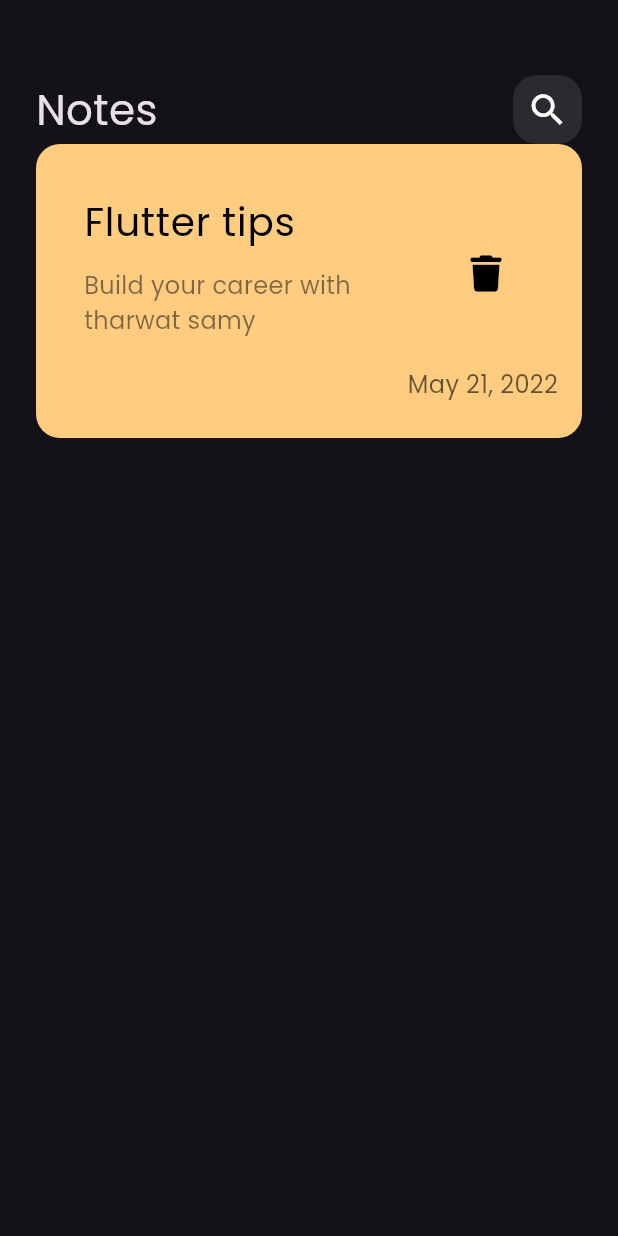
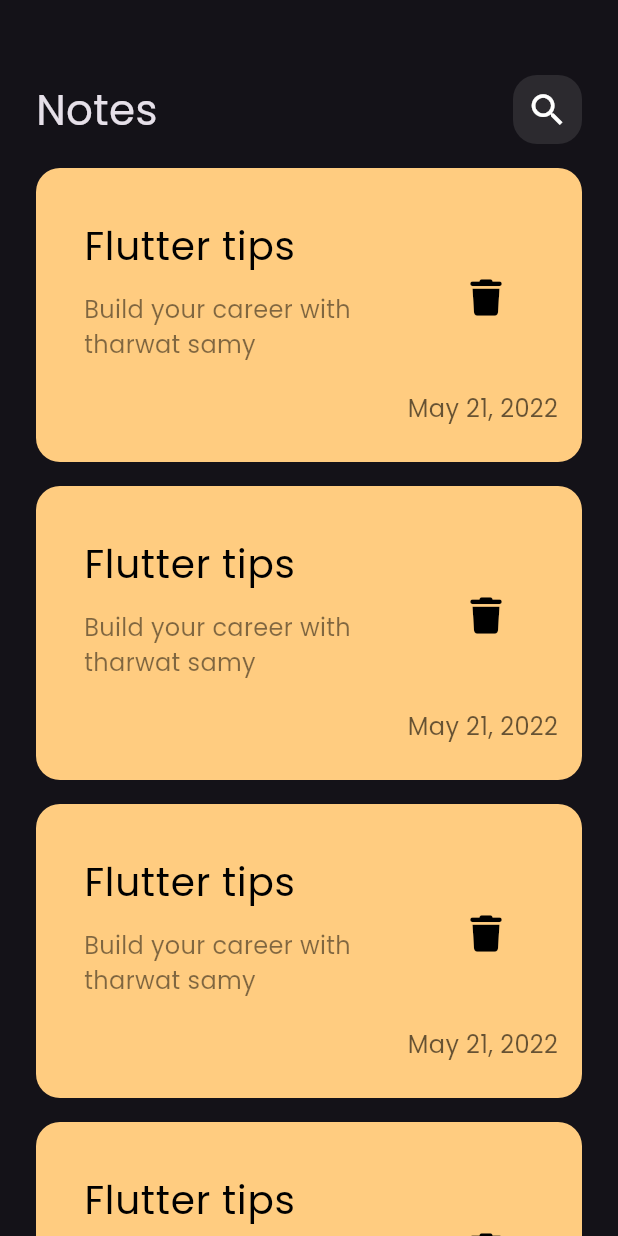
Before and after one commit to mohebboules/notes_app, a Flutter app: the screen it shows after launch, on a phone screen of 412 x 824 dp. Run offline on Flutter 3.47's test engine with Material 3 defaults, Android fonts, the phone set to English and light mode, and no system bars; our stand-ins replace font_awesome_flutter.

Commit message:
Create Notes ListView

```diff
--- a/lib/views/widgets/custom_app_bar.dart
+++ b/lib/views/widgets/custom_app_bar.dart
@@ -6,7 +6,9 @@ class CustomAppBar extends StatelessWidget {
 
   @override
   Widget build(BuildContext context) {
-    return const Row(
+    return const Padding(
+      padding: EdgeInsets.only(bottom: 16),
+      child: Row(
         children: [
           Text(
             'Notes',
@@ -17,6 +19,7 @@ class CustomAppBar extends StatelessWidget {
           Spacer(),
           CustomSearchIcon()
         ],
+      ),
     );
   }
 }
--- a/lib/views/widgets/custom_note_item.dart
+++ b/lib/views/widgets/custom_note_item.dart
@@ -7,6 +7,7 @@ class NoteItem extends StatelessWidget {
   @override
   Widget build(BuildContext context) {
     return Container(
+      margin: const EdgeInsets.only(bottom: 16),
       padding: const EdgeInsets.only(
         top: 24,
         bottom: 24,
--- /dev/null
+++ b/lib/views/widgets/custom_notes_list_view.dart
@@ -0,0 +1,17 @@
+import 'package:flutter/material.dart';
+import 'package:notes_app/views/widgets/custom_note_item.dart';
+
+class NotesListView extends StatelessWidget {
+  const NotesListView({super.key});
+
+  @override
+  Widget build(BuildContext context) {
+    return Expanded(
+      child: ListView.builder(
+        itemBuilder: (BuildContext context, int index) {
+          return const NoteItem();
+        },
+      ),
+    );
+  }
+}
--- a/lib/views/widgets/notes_view_body.dart
+++ b/lib/views/widgets/notes_view_body.dart
@@ -1,6 +1,6 @@
 import 'package:flutter/material.dart';
 import 'package:notes_app/views/widgets/custom_app_bar.dart';
-import 'package:notes_app/views/widgets/custom_note_item.dart';
+import 'package:notes_app/views/widgets/custom_notes_list_view.dart';
 
 class NotesViewBody extends StatelessWidget {
   const NotesViewBody({super.key});
@@ -15,7 +15,7 @@ class NotesViewBody extends StatelessWidget {
             height: 50,
           ),
           CustomAppBar(),
-          NoteItem(),
+          NotesListView(),
         ],
       ),
     );
```
Lines whose indentation alone changed are shown as unchanged.
